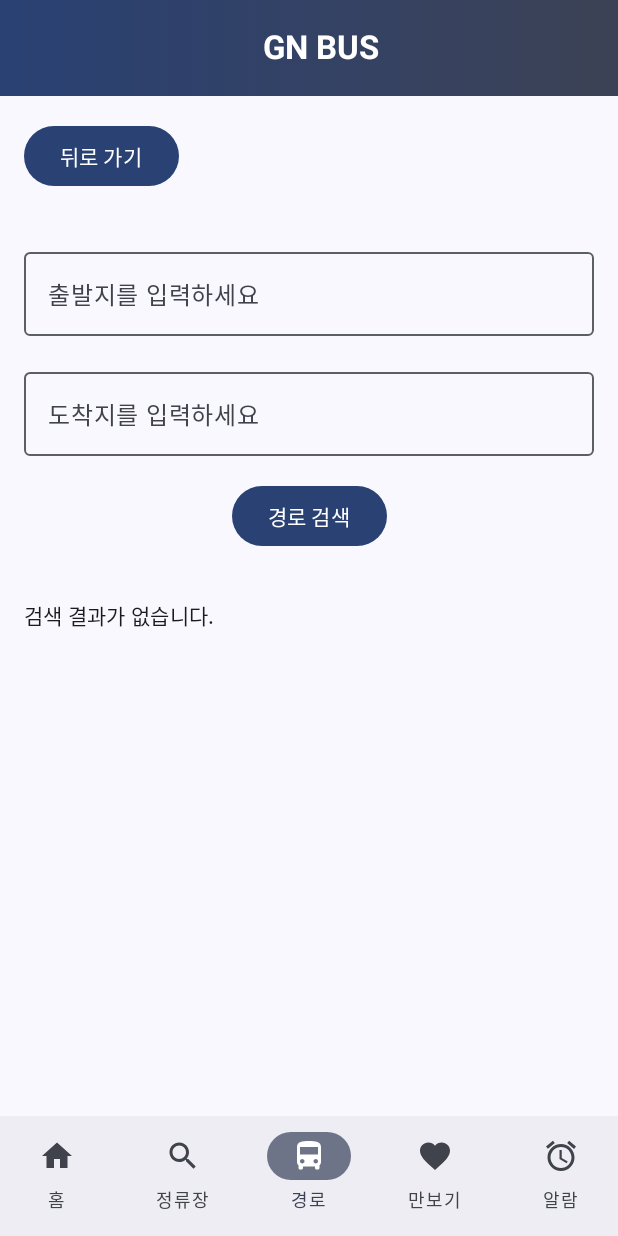
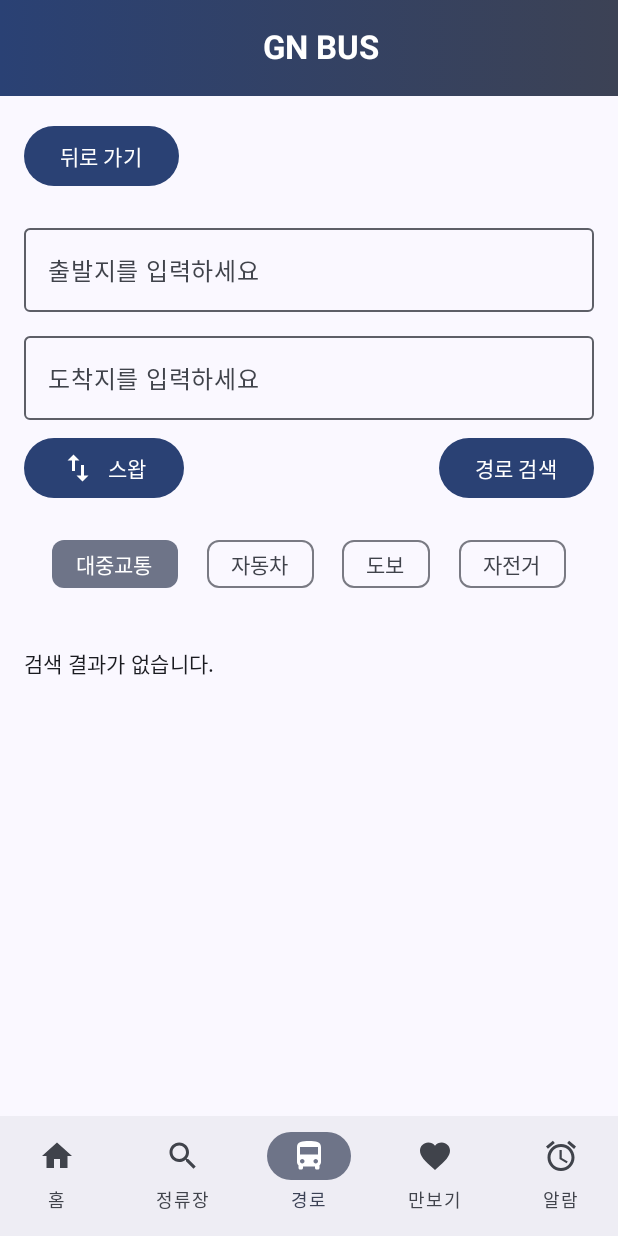
Before and after one commit to qkrrkden12/GEUPJO_BUS_24-2, an Android app built with Jetpack Compose: the screen it shows after launch (MainActivity), item 3 of the bottom bar chosen, on a phone screen of 412 x 824 dp. Run offline under Robolectric (Android 15) with nearby library versions, the phone set to English and light mode, and no system bars; our stand-ins replace accompanist; libraries missing offline, so code that uses them is left out: com.google.maps.android, kotlin.math.asin, kotlin.math.cos, kotlin.math.pow, kotlin.math.round and 3 more; 1 statement that could not run was skipped.

Commit message:
04.08. RouteSearch 부분 경로탐색부분 넓히기 직전까지 했음.

```diff
--- a/app/src/main/java/com/example/geupjo_bus/MainActivity.kt
+++ b/app/src/main/java/com/example/geupjo_bus/MainActivity.kt
@@ -279,6 +279,7 @@ fun BottomNavigationBar(currentScreen: String, onTabSelected: (String) -> Unit)
 
 
 
+@OptIn(ExperimentalPermissionsApi::class)
 @Composable
 fun BusAppContent(
     modifier: Modifier = Modifier,
--- a/app/src/main/java/com/example/geupjo_bus/RouteSearchScreen.kt
+++ b/app/src/main/java/com/example/geupjo_bus/RouteSearchScreen.kt
@@ -5,30 +5,17 @@ import android.content.Context
 import android.location.Geocoder
 import android.location.Location
 import android.util.Log
-import androidx.compose.foundation.layout.Column
-import androidx.compose.foundation.layout.Spacer
-import androidx.compose.foundation.layout.fillMaxSize
-import androidx.compose.foundation.layout.fillMaxWidth
-import androidx.compose.foundation.layout.height
-import androidx.compose.foundation.layout.padding
+import android.widget.Toast
+import androidx.compose.foundation.layout.*
 import androidx.compose.foundation.rememberScrollState
 import androidx.compose.foundation.text.KeyboardActions
 import androidx.compose.foundation.text.KeyboardOptions
 import androidx.compose.foundation.verticalScroll
-import androidx.compose.material3.Button
-import androidx.compose.material3.CircularProgressIndicator
-import androidx.compose.material3.ExperimentalMaterial3Api
-import androidx.compose.material3.MaterialTheme
-import androidx.compose.material3.OutlinedTextField
-import androidx.compose.material3.Text
-import androidx.compose.runtime.Composable
-import androidx.compose.runtime.LaunchedEffect
-import androidx.compose.runtime.MutableState
-import androidx.compose.runtime.getValue
-import androidx.compose.runtime.mutableStateOf
-import androidx.compose.runtime.remember
-import androidx.compose.runtime.rememberCoroutineScope
-import androidx.compose.runtime.setValue
+import androidx.compose.material.icons.Icons
+import androidx.compose.material.icons.filled.Clear
+import androidx.compose.material.icons.filled.SwapVert
+import androidx.compose.material3.*
+import androidx.compose.runtime.*
 import androidx.compose.ui.Alignment
 import androidx.compose.ui.Modifier
 import androidx.compose.ui.platform.LocalContext
@@ -41,20 +28,20 @@ import com.google.android.gms.location.FusedLocationProviderClient
 import com.google.android.gms.location.LocationServices
 import com.google.android.gms.maps.CameraUpdateFactory
 import com.google.android.gms.maps.GoogleMap
-import com.google.android.gms.maps.model.LatLng
-import com.google.android.gms.maps.model.Marker
-import com.google.android.gms.maps.model.MarkerOptions
-import com.google.android.gms.maps.model.Polyline
-import com.google.android.gms.maps.model.PolylineOptions
+import com.google.android.gms.maps.model.*
 import kotlinx.coroutines.Dispatchers
 import kotlinx.coroutines.launch
 import kotlinx.coroutines.withContext
 import okhttp3.OkHttpClient
 import okhttp3.Request
 import org.json.JSONObject
+import java.net.URLEncoder
 import kotlin.coroutines.resume
 import kotlin.coroutines.resumeWithException
 import kotlin.coroutines.suspendCoroutine
+import androidx.compose.ui.platform.LocalSoftwareKeyboardController
+import androidx.compose.ui.ExperimentalComposeUiApi
+
 
 @OptIn(ExperimentalMaterial3Api::class)
 @Composable
@@ -62,12 +49,15 @@ fun RouteSearchScreen(
     modifier: Modifier = Modifier,
     onBackClick: () -> Unit = {}
 ) {
+    val context = LocalContext.current
+    val coroutineScope = rememberCoroutineScope()
+    val keyboardController = LocalSoftwareKeyboardController.current
+
     var departure by remember { mutableStateOf(TextFieldValue("")) }
     var destination by remember { mutableStateOf(TextFieldValue("")) }
-    var selectedMode by remember { mutableStateOf("transit") } // default: bus
+    var selectedMode by remember { mutableStateOf("transit") }
+    val modeOptions = listOf("transit" to "대중교통", "driving" to "자동차", "walking" to "도보", "bicycling" to "자전거")
 
-
-    var expanded by remember { mutableStateOf(false) }
     var routeResults by remember { mutableStateOf(listOf<String>()) }
     var travelTime by remember { mutableStateOf("") }
     var polylinePoints by remember { mutableStateOf<List<LatLng>>(emptyList()) }
@@ -76,12 +66,13 @@ fun RouteSearchScreen(
     val departureMarker = remember { mutableStateOf<Marker?>(null) }
     val destinationMarker = remember { mutableStateOf<Marker?>(null) }
     val currentPolyline = remember { mutableStateOf<Polyline?>(null) }
-
-    val context = LocalContext.current
-    val coroutineScope = rememberCoroutineScope()
+    val recentSearches = remember {
+        mutableStateListOf<Pair<String, String>>().apply {
+            addAll(loadRecentSearches(context))
+        }
+    }
 
     val polylineColor = 0xFF6200EE.toInt()
-
     val mapView = rememberMapViewWithLifecycle(context)
     var googleMap by remember { mutableStateOf<GoogleMap?>(null) }
 
@@ -105,6 +96,34 @@ fun RouteSearchScreen(
         }
     }
 
+    fun performSearch() {
+        if (departure.text.isBlank() || destination.text.isBlank()) {
+            Toast.makeText(context, "출발지와 도착지를 모두 입력하세요", Toast.LENGTH_SHORT).show()
+            return
+        }
+        isSearching = true
+        keyboardController?.hide()
+        coroutineScope.launch {
+            val (results, polyline, duration) = fetchDirections(departure.text, destination.text, selectedMode)
+            routeResults = results
+            travelTime = duration
+            recentSearches.removeAll { it.first == departure.text && it.second == destination.text }
+            recentSearches.add(0, departure.text to destination.text)
+            if (recentSearches.size > 5) recentSearches.removeLast()
+            saveRecentSearches(context, recentSearches)
+            updateMapWithDirections(
+                googleMap = googleMap,
+                polyline = polyline,
+                polylineColor = polylineColor,
+                currentPolyline = currentPolyline,
+                destinationMarker = destinationMarker,
+                departureMarker = departureMarker,
+                currentLocation = currentLocation
+            )
+            isSearching = false
+        }
+    }
+
     Column(
         modifier = modifier
             .fillMaxSize()
@@ -117,20 +136,23 @@ fun RouteSearchScreen(
 
         Spacer(modifier = Modifier.height(16.dp))
 
-
-
-        Spacer(modifier = Modifier.height(16.dp))
-
         OutlinedTextField(
             value = departure,
             onValueChange = { departure = it },
             label = { Text("출발지를 입력하세요") },
             modifier = Modifier.fillMaxWidth(),
             singleLine = true,
+            trailingIcon = {
+                if (departure.text.isNotEmpty()) {
+                    IconButton(onClick = { departure = TextFieldValue("") }) {
+                        Icon(Icons.Default.Clear, contentDescription = "Clear")
+                    }
+                }
+            },
             keyboardOptions = KeyboardOptions.Default.copy(imeAction = ImeAction.Next)
         )
 
-        Spacer(modifier = Modifier.height(16.dp))
+        Spacer(modifier = Modifier.height(8.dp))
 
         OutlinedTextField(
             value = destination,
@@ -138,53 +160,48 @@ fun RouteSearchScreen(
             label = { Text("도착지를 입력하세요") },
             modifier = Modifier.fillMaxWidth(),
             singleLine = true,
-            keyboardOptions = KeyboardOptions.Default.copy(imeAction = ImeAction.Done),
-            keyboardActions = KeyboardActions(
-                onDone = {
-                    isSearching = true
-                    coroutineScope.launch {
-                        val (results, polyline, duration) = fetchDirections(departure.text, destination.text, selectedMode)
-                        routeResults = results
-                        travelTime = duration
-                        updateMapWithDirections(
-                            googleMap = googleMap,
-                            polyline = polyline,
-                            polylineColor = polylineColor,
-                            currentPolyline = currentPolyline,
-                            destinationMarker = destinationMarker,
-                            departureMarker = departureMarker,
-                            currentLocation = currentLocation
-                        )
-                        isSearching = false
+            trailingIcon = {
+                if (destination.text.isNotEmpty()) {
+                    IconButton(onClick = { destination = TextFieldValue("") }) {
+                        Icon(Icons.Default.Clear, contentDescription = "Clear")
                     }
                 }
-            )
+            },
+            keyboardOptions = KeyboardOptions.Default.copy(imeAction = ImeAction.Done),
+            keyboardActions = KeyboardActions(onDone = { performSearch() })
         )
+
+        Spacer(modifier = Modifier.height(8.dp))
+
+        Row(Modifier.fillMaxWidth(), horizontalArrangement = Arrangement.SpaceBetween) {
+            Button(onClick = {
+                val temp = departure
+                departure = destination
+                destination = temp
+            }) {
+                Icon(Icons.Default.SwapVert, contentDescription = "출발/도착 스왑")
+                Spacer(modifier = Modifier.width(8.dp))
+                Text("스왑")
+            }
+
+            Button(onClick = { performSearch() }) {
+                Text("경로 검색")
+            }
+        }
 
         Spacer(modifier = Modifier.height(16.dp))
 
-        Button(
-            onClick = {
-                isSearching = true
-                coroutineScope.launch {
-                    val (results, polyline, duration) = fetchDirections(departure.text, destination.text, selectedMode)
-                    routeResults = results
-                    travelTime = duration
-                    updateMapWithDirections(
-                        googleMap = googleMap,
-                        polyline = polyline,
-                        polylineColor = polylineColor,
-                        currentPolyline = currentPolyline,
-                        destinationMarker = destinationMarker,
-                        departureMarker = departureMarker,
-                        currentLocation = currentLocation
-                    )
-                    isSearching = false
-                }
-            },
-            modifier = Modifier.align(Alignment.CenterHorizontally)
+        Row(
+            Modifier.fillMaxWidth(),
+            horizontalArrangement = Arrangement.SpaceEvenly
         ) {
-            Text("경로 검색")
+            modeOptions.forEach { (value, label) ->
+                FilterChip(
+                    selected = selectedMode == value,
+                    onClick = { selectedMode = value },
+                    label = { Text(label) }
+                )
+            }
         }
 
         Spacer(modifier = Modifier.height(16.dp))
@@ -197,11 +214,65 @@ fun RouteSearchScreen(
             Text("검색 결과:", style = MaterialTheme.typography.titleMedium)
             Spacer(modifier = Modifier.height(8.dp))
             if (travelTime.isNotEmpty()) Text("총 이동시간: $travelTime", style = MaterialTheme.typography.bodyMedium)
-            routeResults.forEach { RouteSearchResultItem(it); Spacer(modifier = Modifier.height(8.dp)) }
-            AndroidView(factory = { mapView }, modifier = Modifier.fillMaxWidth().height(400.dp)) { it.getMapAsync { gMap -> googleMap = gMap; gMap.clear() } }
+            routeResults.forEach {
+                RouteSearchResultItem(it)
+                Spacer(modifier = Modifier.height(8.dp))
+            }
+            AndroidView(factory = { mapView }, modifier = Modifier.fillMaxWidth().height(400.dp)) {
+                it.getMapAsync { gMap -> googleMap = gMap; gMap.clear() }
+            }
         } else if (!isSearching) {
             Text("검색 결과가 없습니다.", style = MaterialTheme.typography.bodyMedium)
         }
+
+        Spacer(modifier = Modifier.height(24.dp))
+
+        if (recentSearches.isNotEmpty()) {
+            Row(
+                Modifier.fillMaxWidth(),
+                horizontalArrangement = Arrangement.SpaceBetween,
+                verticalAlignment = Alignment.CenterVertically
+            ) {
+                Text("최근 검색:", style = MaterialTheme.typography.titleMedium)
+                TextButton(onClick = {
+                    recentSearches.clear()
+                    saveRecentSearches(context, emptyList())
+                }) {
+                    Text("모두 지우기")
+                }
+            }
+            Spacer(modifier = Modifier.height(8.dp))
+            recentSearches.take(5).forEach { (from, to) ->
+                Button(
+                    onClick = {
+                        departure = TextFieldValue(from)
+                        destination = TextFieldValue(to)
+                        performSearch()
+                    },
+                    modifier = Modifier.fillMaxWidth().padding(vertical = 4.dp)
+                ) {
+                    Text("$from → $to")
+                }
+            }
+        }
+    }
+}
+
+
+fun saveRecentSearches(context: Context, searches: List<Pair<String, String>>) {
+    val sharedPreferences = context.getSharedPreferences("recent_searches", Context.MODE_PRIVATE)
+    val editor = sharedPreferences.edit()
+    val encoded = searches.joinToString("|") { "${it.first}::${it.second}" }
+    editor.putString("recent_searches", encoded)
+    editor.apply()
+}
+
+fun loadRecentSearches(context: Context): List<Pair<String, String>> {
+    val sharedPreferences = context.getSharedPreferences("recent_searches", Context.MODE_PRIVATE)
+    val encoded = sharedPreferences.getString("recent_searches", null) ?: return emptyList()
+    return encoded.split("|").mapNotNull {
+        val parts = it.split("::")
+        if (parts.size == 2) parts[0] to parts[1] else null
     }
 }
 
@@ -216,10 +287,7 @@ fun updateMapWithDirections(
     currentLocation: Location?
 ) {
     googleMap?.let { map ->
-        // 기존 폴리라인 제거
         currentPolyline.value?.remove()
-
-        // 출발지 마커 추가 또는 갱신
         currentLocation?.let {
             val currentLatLng = LatLng(it.latitude, it.longitude)
             departureMarker.value?.remove()
@@ -229,8 +297,6 @@ fun updateMapWithDirections(
                     .title("출발지")
             )
         }
-
-        // 새 폴리라인 추가
         if (!polyline.isNullOrEmpty()) {
             val points = decodePolyline(polyline)
             currentPolyline.value = map.addPolyline(
@@ -239,21 +305,14 @@ fun updateMapWithDirections(
                     .color(polylineColor)
                     .width(10f)
             )
-
-            // 마지막 지점을 목적지로 설정
             val lastPoint = points.lastOrNull()
             lastPoint?.let {
-                // 기존 마커 제거
                 destinationMarker.value?.remove()
-
-                // 새 마커 추가
                 destinationMarker.value = map.addMarker(
                     MarkerOptions()
                         .position(it)
                         .title("도착지")
                 )
-
-                // 카메라 이동
                 map.moveCamera(CameraUpdateFactory.newLatLngZoom(it, 16f))
             }
         }
@@ -264,11 +323,18 @@ suspend fun fetchDirections(departure: String, destination: String, mode: String
     return withContext(Dispatchers.IO) {
         try {
             val client = OkHttpClient()
+            val encodedOrigin = URLEncoder.encode(departure, "UTF-8")
+            val encodedDestination = URLEncoder.encode(destination, "UTF-8")
             val url = "https://maps.googleapis.com/maps/api/directions/json?" +
-                    "origin=$departure&destination=$destination&mode=$mode&language=ko&key=AIzaSyA-XxR0OPZoPTA9-TxDyqQVqaRt9EOa-Eg"
+                    "origin=$encodedOrigin&destination=$encodedDestination&mode=$mode&language=ko&key=AIzaSyA-XxR0OPZoPTA9-TxDyqQVqaRt9EOa-Eg"
+
+            Log.d("Directions API", "URL: $url")
+
             val request = Request.Builder().url(url).build()
             val response = client.newCall(request).execute()
             val jsonData = response.body?.string()
+
+            Log.d("Directions API", "Response: $jsonData")
 
             val routeList = mutableListOf<String>()
             var polyline: String? = null
@@ -301,13 +367,23 @@ suspend fun fetchDirections(departure: String, destination: String, mode: String
                             val busNumber = line.optString("short_name", "버스")
                             val departureStop = transitDetails.getJSONObject("departure_stop").getString("name")
                             val arrivalStop = transitDetails.getJSONObject("arrival_stop").getString("name")
+                            val numStops = transitDetails.getInt("num_stops")
+                            val congestionLevel = line.optString("short_name").lastOrNull()?.digitToIntOrNull()?.let {
+                                when {
+                                    it <= 3 -> "혼잡도: 낮음 🟢"
+                                    it in 4..6 -> "혼잡도: 보통 🟡"
+                                    else -> "혼잡도: 높음 🔴"
+                                }
+                            } ?: "혼잡도 정보 없음"
 
                             routeList.add(
                                 "$cleanInstruction\n" +
                                         "- 거리: $distance\n" +
                                         "- 버스: $busNumber\n" +
                                         "- 출발 정류장: $departureStop\n" +
-                                        "- 도착 정류장: $arrivalStop"
+                                        "- 도착 정류장: $arrivalStop\n" +
+                                        "- 정차 정류장 수: $numStops\n" +
+                                        "- $congestionLevel"
                             )
                         } else {
                             routeList.add("$cleanInstruction\n- 거리: $distance\n- 이동 수단: $travelMode")
--- a/app/src/main/java/com/example/geupjo_bus/ui/theme/Theme.kt
+++ b/app/src/main/java/com/example/geupjo_bus/ui/theme/Theme.kt
@@ -1,15 +1,20 @@
 package com.example.geupjo_bus.ui.theme
 
-import android.app.Activity
 import android.os.Build
 import androidx.compose.foundation.isSystemInDarkTheme
+import androidx.compose.foundation.shape.RoundedCornerShape
 import androidx.compose.material3.MaterialTheme
+import androidx.compose.material3.Shapes
 import androidx.compose.material3.darkColorScheme
 import androidx.compose.material3.dynamicDarkColorScheme
 import androidx.compose.material3.dynamicLightColorScheme
 import androidx.compose.material3.lightColorScheme
 import androidx.compose.runtime.Composable
+import androidx.compose.runtime.SideEffect
 import androidx.compose.ui.platform.LocalContext
+import androidx.compose.ui.graphics.toArgb
+import androidx.compose.ui.unit.dp
+import com.google.accompanist.systemuicontroller.rememberSystemUiController
 
 private val DarkColorScheme = darkColorScheme(
     primary = Purple80,
@@ -21,38 +26,44 @@ private val LightColorScheme = lightColorScheme(
     primary = Purple40,
     secondary = PurpleGrey40,
     tertiary = Pink40
+)
 
-    /* Other default colors to override
-    background = Color(0xFFFFFBFE),
-    surface = Color(0xFFFFFBFE),
-    onPrimary = Color.White,
-    onSecondary = Color.White,
-    onTertiary = Color.White,
-    onBackground = Color(0xFF1C1B1F),
-    onSurface = Color(0xFF1C1B1F),
-    */
+// ✅ 추가: App-wide shape 설정
+private val AppShapes = Shapes(
+    small = RoundedCornerShape(8.dp),
+    medium = RoundedCornerShape(16.dp),
+    large = RoundedCornerShape(24.dp)
 )
 
 @Composable
 fun Geupjo_BusTheme(
     darkTheme: Boolean = isSystemInDarkTheme(),
-    // Dynamic color is available on Android 12+
     dynamicColor: Boolean = true,
     content: @Composable () -> Unit
 ) {
+    val context = LocalContext.current
+
     val colorScheme = when {
         dynamicColor && Build.VERSION.SDK_INT >= Build.VERSION_CODES.S -> {
-            val context = LocalContext.current
             if (darkTheme) dynamicDarkColorScheme(context) else dynamicLightColorScheme(context)
         }
-
         darkTheme -> DarkColorScheme
         else -> LightColorScheme
+    }
+
+    // ✅ 추가: 시스템 UI (상단바, 하단바) 색상 일치
+    val systemUiController = rememberSystemUiController()
+    SideEffect {
+        systemUiController.setSystemBarsColor(
+            color = colorScheme.primary,
+            darkIcons = !darkTheme
+        )
     }
 
     MaterialTheme(
         colorScheme = colorScheme,
         typography = Typography,
+        shapes = AppShapes, // ✅ 추가된 Shapes 설정
         content = content
     )
 }
```
